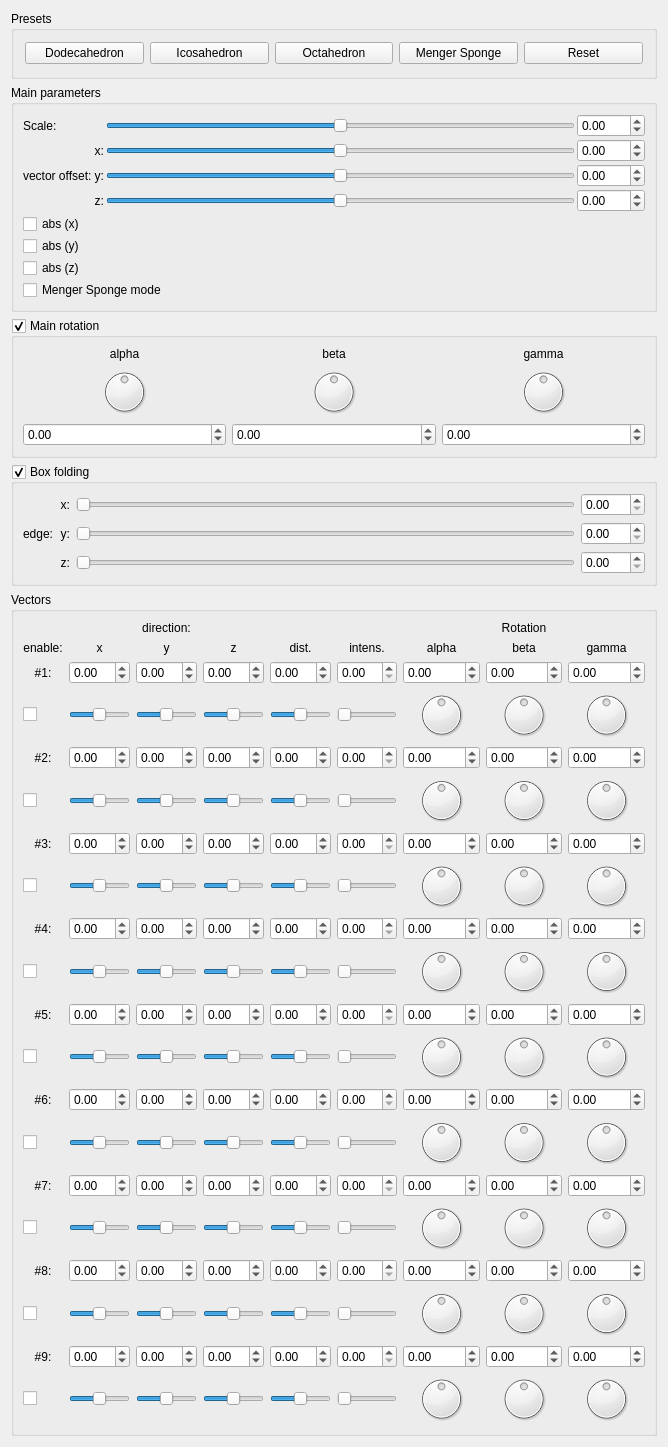
Old version of the form mandelbulber2/qt_data/fractal_ifs.ui in the repository buddhi1980/mandelbulber2.
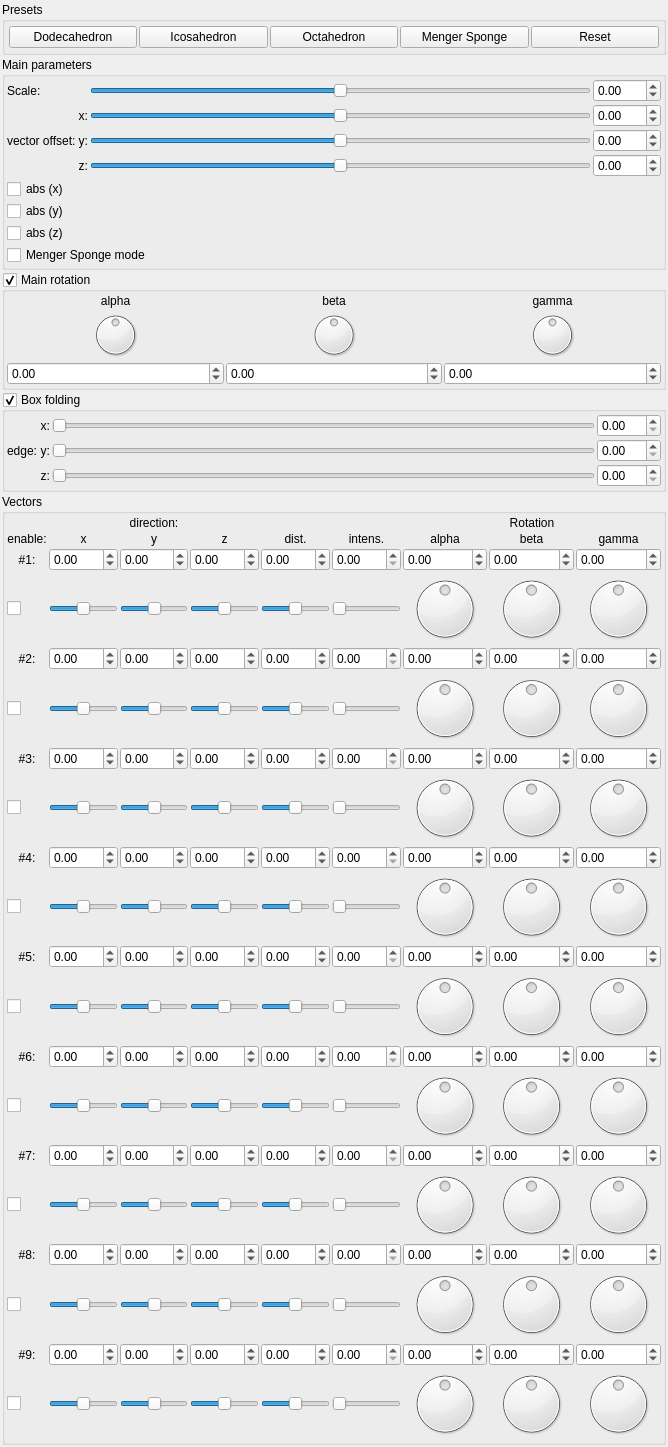
New version of the form. Custom widgets are drawn as their Qt base class.

Commit message: - reduced all margins and spacings in ui - added class to store animation frames - added closable dock for animation control (actually empty)

The edit to the form file:
```diff
--- a/mandelbulber2/qt_data/fractal_ifs.ui
+++ b/mandelbulber2/qt_data/fractal_ifs.ui
@@ -14,14 +14,47 @@
    <string>Form</string>
   </property>
   <layout class="QVBoxLayout" name="verticalLayout">
+   <property name="spacing">
+    <number>2</number>
+   </property>
+   <property name="leftMargin">
+    <number>2</number>
+   </property>
+   <property name="topMargin">
+    <number>2</number>
+   </property>
+   <property name="rightMargin">
+    <number>2</number>
+   </property>
+   <property name="bottomMargin">
+    <number>2</number>
+   </property>
    <item>
     <widget class="QGroupBox" name="groupBox_2">
      <property name="title">
       <string>Presets</string>
      </property>
-     <layout class="QVBoxLayout" name="verticalLayout_5">
+     <layout class="QVBoxLayout" name="verticalLayout_5" stretch="0">
+      <property name="spacing">
+       <number>2</number>
+      </property>
+      <property name="leftMargin">
+       <number>2</number>
+      </property>
+      <property name="topMargin">
+       <number>2</number>
+      </property>
+      <property name="rightMargin">
+       <number>2</number>
+      </property>
+      <property name="bottomMargin">
+       <number>2</number>
+      </property>
       <item>
        <layout class="QHBoxLayout" name="horizontalLayout">
+        <property name="spacing">
+         <number>2</number>
+        </property>
         <property name="leftMargin">
          <number>2</number>
         </property>
@@ -32,7 +65,7 @@
          <number>2</number>
         </property>
         <property name="bottomMargin">
-         <number>3</number>
+         <number>2</number>
         </property>
         <item>
          <widget class="QPushButton" name="pushButton_preset_dodecahedron">
@@ -80,6 +113,21 @@
       <string>Main parameters</string>
      </property>
      <layout class="QVBoxLayout" name="verticalLayout_2">
+      <property name="spacing">
+       <number>2</number>
+      </property>
+      <property name="leftMargin">
+       <number>2</number>
+      </property>
+      <property name="topMargin">
+       <number>2</number>
+      </property>
+      <property name="rightMargin">
+       <number>2</number>
+      </property>
+      <property name="bottomMargin">
+       <number>2</number>
+      </property>
       <item>
        <layout class="QGridLayout" name="gridLayout">
         <property name="spacing">
@@ -340,9 +388,27 @@
      <property name="checkable">
       <bool>true</bool>
      </property>
-     <layout class="QVBoxLayout" name="verticalLayout_3">
+     <layout class="QVBoxLayout" name="verticalLayout_3" stretch="0">
+      <property name="spacing">
+       <number>2</number>
+      </property>
+      <property name="leftMargin">
+       <number>2</number>
+      </property>
+      <property name="topMargin">
+       <number>2</number>
+      </property>
+      <property name="rightMargin">
+       <number>2</number>
+      </property>
+      <property name="bottomMargin">
+       <number>2</number>
+      </property>
       <item>
        <layout class="QGridLayout" name="gridLayout_2">
+        <property name="spacing">
+         <number>2</number>
+        </property>
         <item row="1" column="0">
          <widget class="QDial" name="dial3_IFS_rotation_x">
           <property name="minimum">
@@ -491,9 +557,27 @@
      <property name="checkable">
       <bool>true</bool>
      </property>
-     <layout class="QVBoxLayout" name="verticalLayout_8">
+     <layout class="QVBoxLayout" name="verticalLayout_8" stretch="0">
+      <property name="spacing">
+       <number>2</number>
+      </property>
+      <property name="leftMargin">
+       <number>2</number>
+      </property>
+      <property name="topMargin">
+       <number>2</number>
+      </property>
+      <property name="rightMargin">
+       <number>2</number>
+      </property>
+      <property name="bottomMargin">
+       <number>2</number>
+      </property>
       <item>
        <layout class="QGridLayout" name="gridLayout_8">
+        <property name="spacing">
+         <number>2</number>
+        </property>
         <item row="0" column="3">
          <widget class="MyDoubleSpinBox" name="spinbox3_IFS_edge_x">
           <property name="prefix">
@@ -679,9 +763,27 @@
      <property name="checkable">
       <bool>false</bool>
      </property>
-     <layout class="QVBoxLayout" name="verticalLayout_4">
+     <layout class="QVBoxLayout" name="verticalLayout_4" stretch="0">
+      <property name="spacing">
+       <number>2</number>
+      </property>
+      <property name="leftMargin">
+       <number>2</number>
+      </property>
+      <property name="topMargin">
+       <number>2</number>
+      </property>
+      <property name="rightMargin">
+       <number>2</number>
+      </property>
+      <property name="bottomMargin">
+       <number>2</number>
+      </property>
       <item>
        <layout class="QGridLayout" name="gridLayout_10">
+        <property name="spacing">
+         <number>2</number>
+        </property>
         <item row="13" column="4">
          <widget class="QSlider" name="slider_IFS_distance_5">
           <property name="minimum">
```
The commit also changes 29 other files.
